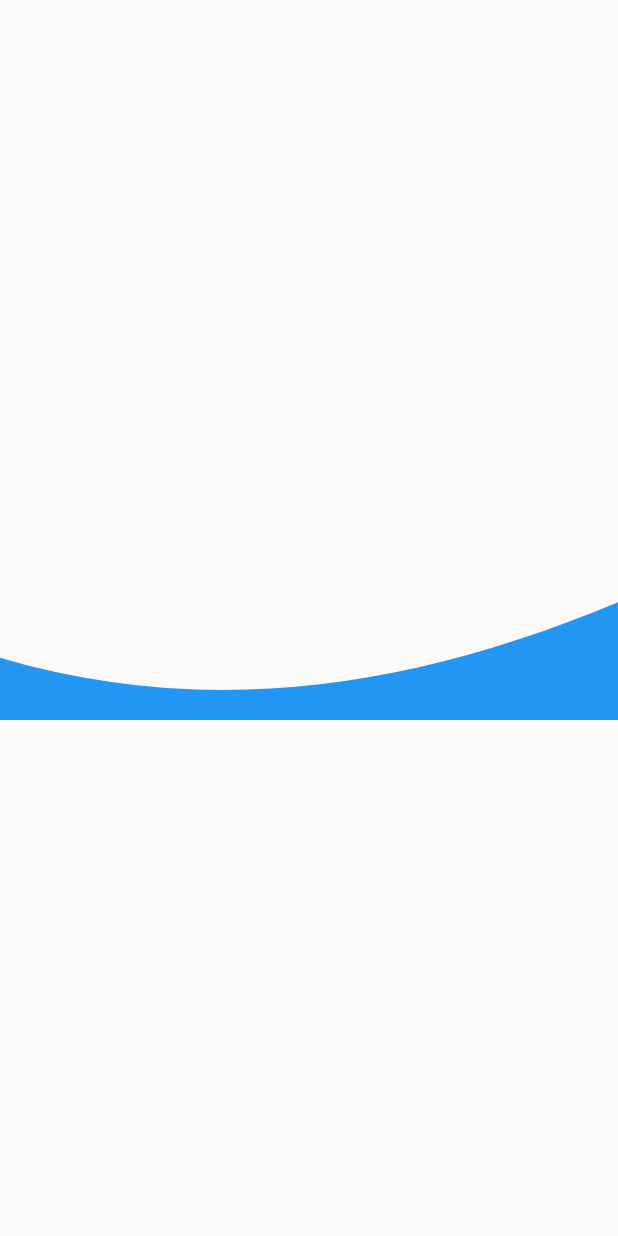
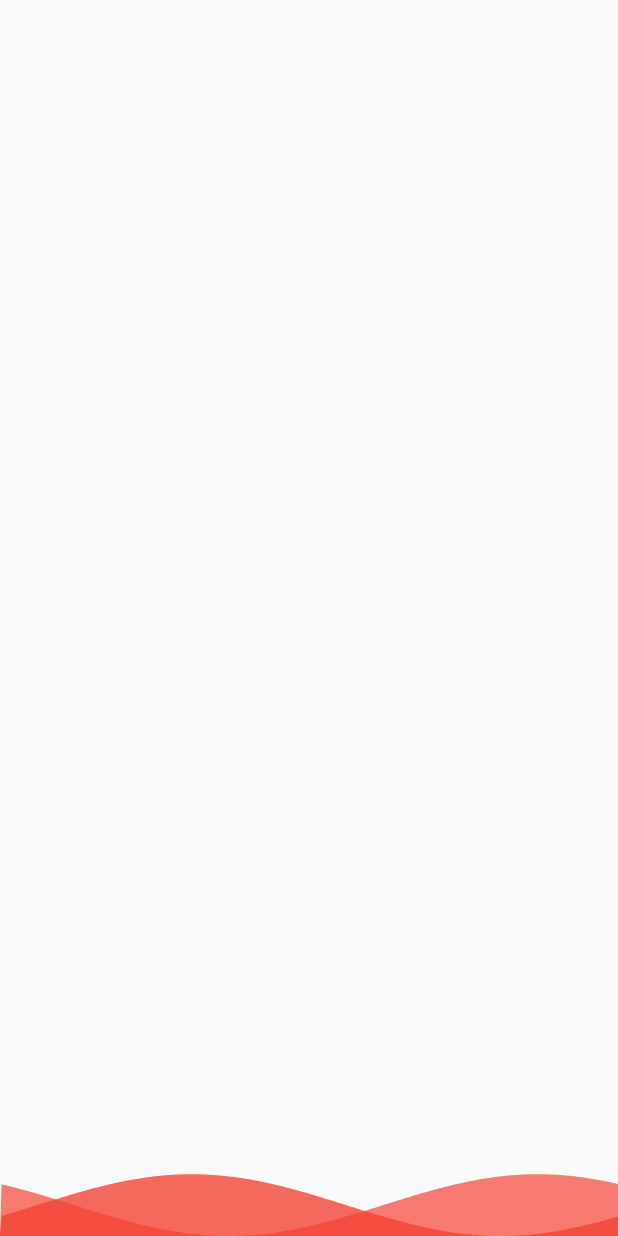
Before and after one commit to Arley011/animation, a Flutter app: the screen it shows after launch, on a phone screen of 412 x 824 dp. Run offline on Flutter 3.47's test engine with Material 2 defaults, Android fonts, the phone set to English and light mode, and no system bars.

Commit message:
Done version

```diff
--- a/lib/animation.dart
+++ b/lib/animation.dart
@@ -3,6 +3,20 @@ import 'dart:math' as Math;
 import 'package:flutter/material.dart';
 
 class AnimationTest extends StatefulWidget {
+  final int quantity;
+  final double amplitude; // >0 && <10
+  final double height;
+  final double period;
+  final Color color;
+
+  AnimationTest({
+    this.quantity = 1,
+    this.amplitude = 1,
+    this.period = 1,
+    this.color = Colors.blue,
+    this.height,
+  });
+
   @override
   _AnimationTestState createState() => _AnimationTestState();
 }
@@ -11,18 +25,28 @@ class _AnimationTestState extends State<AnimationTest>
     with SingleTickerProviderStateMixin {
   AnimationController _controller;
   Animation animation;
+  List<Color> colors = [];
+  final animDuration = Duration(seconds: 10);
 
   @override
   void initState() {
     super.initState();
 
+    if (widget.color != null) {
+      if (widget.quantity > 1 && widget.quantity < 10) {
+        for (int i = 1; i <= widget.quantity; i++) {
+          colors.add(widget.color.withOpacity(0.9 - i * 0.1));
+        }
+      }
+    }
+
     _controller =
-        AnimationController(vsync: this, duration: Duration(seconds: 10));
+        AnimationController(vsync: this, duration: animDuration);
     _controller.addListener(() {});
 
     animation = Tween(
       begin: 0.0,
-      end: Math.pi * 5,
+      end: Math.pi * 10,
     ).animate(_controller)
       ..addListener(() {
         setState(() {});
@@ -30,11 +54,32 @@ class _AnimationTestState extends State<AnimationTest>
 
     _controller.addStatusListener((state) {
       if (state == AnimationStatus.completed) {
-        _controller.repeat();
+        _controller.repeat(period: animDuration);
       }
     });
 
     _controller.forward();
+  }
+
+  _buildWaves() {
+    List<Widget> waves = [];
+    for (int i = 1; i <= widget.quantity; i++) {
+      waves.add(SafeArea(
+        child: Container(
+          child: CustomPaint(
+            painter: TestPainter(
+                pi: animation.value,
+                color: colors[i - 1],
+                period: i*widget.period,
+                amplitude: widget.amplitude),
+            child: Container(
+              height: widget.height,
+            ),
+          ),
+        ),
+      ));
+    }
+    return waves;
   }
 
   @override
@@ -45,51 +90,47 @@ class _AnimationTestState extends State<AnimationTest>
 
   @override
   Widget build(BuildContext context) {
-    return Scaffold(
-        body: CustomPaint(
-      painter: TestPainter(pi: animation.value),
-      child: Container(
-        height: 240,
-      ),
+    return Container(
+        child: Stack(
+      children: _buildWaves(),
     ));
   }
 }
 
 class TestPainter extends CustomPainter {
   final double pi;
+  final double period;
+  final double amplitude;
+  final Color color;
+  double viewWidth = 0.0;
 
-  TestPainter({this.pi});
+  TestPainter({this.pi, this.period, this.color, this.amplitude});
 
   @override
   void paint(Canvas canvas, Size size) {
-    final height = size.height;
-
-    canvas.translate(0, height);
+    final height = size.height - size.height * (1 - amplitude * 0.1);
 
     Paint paint = Paint()
       ..style = PaintingStyle.fill
-      ..color = Colors.blue
+      ..color = color
       ..strokeWidth = 2;
+    viewWidth = size.width;
 
     var path = Path();
-    path.moveTo(0, size.height * 0.75 - height * Math.sin(pi) / 4);
-    var A = Offset(size.width * 0.33,
-        size.height * 0.75 - height * Math.sin(pi - Math.pi / 3) / 4);
-    var B = Offset(size.width * 0.66,
-        size.height * 0.75 - height * Math.sin(pi - 2 * Math.pi / 3) / 4);
-    var C = Offset(size.width * 1.0,
-        size.height * 0.75 - height * Math.sin(pi - 3 * Math.pi) / 4);
+    path.moveTo(0, size.height - height * Math.sin(pi) / viewWidth);
+    for (int i = 1; i < size.width + 1; i++) {
+      path.lineTo(
+          i.toDouble(),
+          size.height -
+              height *
+                  (1 + Math.sin(pi * (period*0.1) - i * 2 * Math.pi / viewWidth)) /
+                  2);
+    }
 
-//
-    path.cubicTo(A.dx, A.dy, B.dx, B.dy, C.dx, C.dy);
-
-//
-//    path.quadraticBezierTo(A.dx, A.dy, B.dx, B.dy);
-//    path.quadraticBezierTo(C.dx, C.dy, D.dx, D.dy);
     path.lineTo(size.width, size.height);
     path.lineTo(0, size.height);
+    path.close();
     canvas.drawPath(path, paint);
-
   }
 
   @override
--- a/lib/main.dart
+++ b/lib/main.dart
@@ -1,4 +1,5 @@
 import 'package:flutter/material.dart';
+
 import 'animation.dart';
 
 void main() => runApp(MyApp());
@@ -9,7 +10,13 @@ class MyApp extends StatelessWidget {
     return MaterialApp(
       debugShowCheckedModeBanner: false,
       title: 'Waves',
-      home: AnimationTest(),
+      home: Scaffold(
+          body: AnimationTest(
+        quantity: 2,
+        color: Colors.red,
+        amplitude: 0.5,
+        period: 4,
+      )),
     );
   }
 }
```
Also changed, not shown: lib/wave.dart (deleted, +0 -462 lines).
